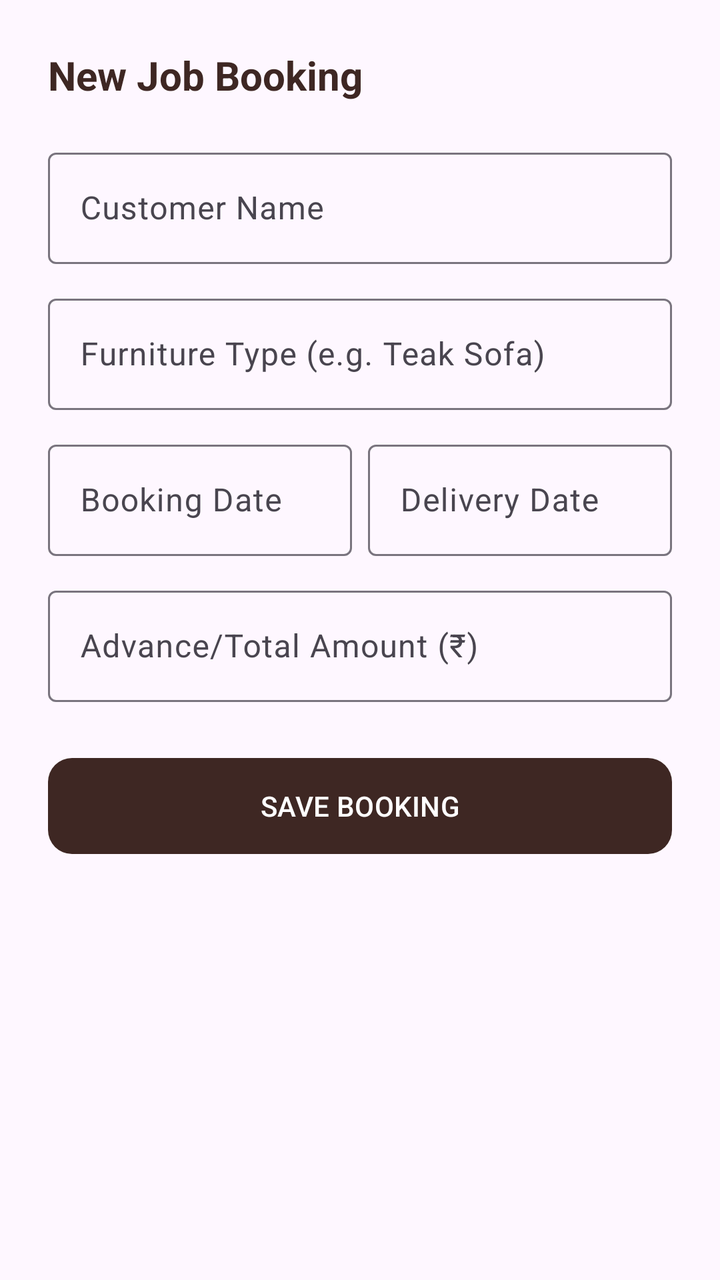
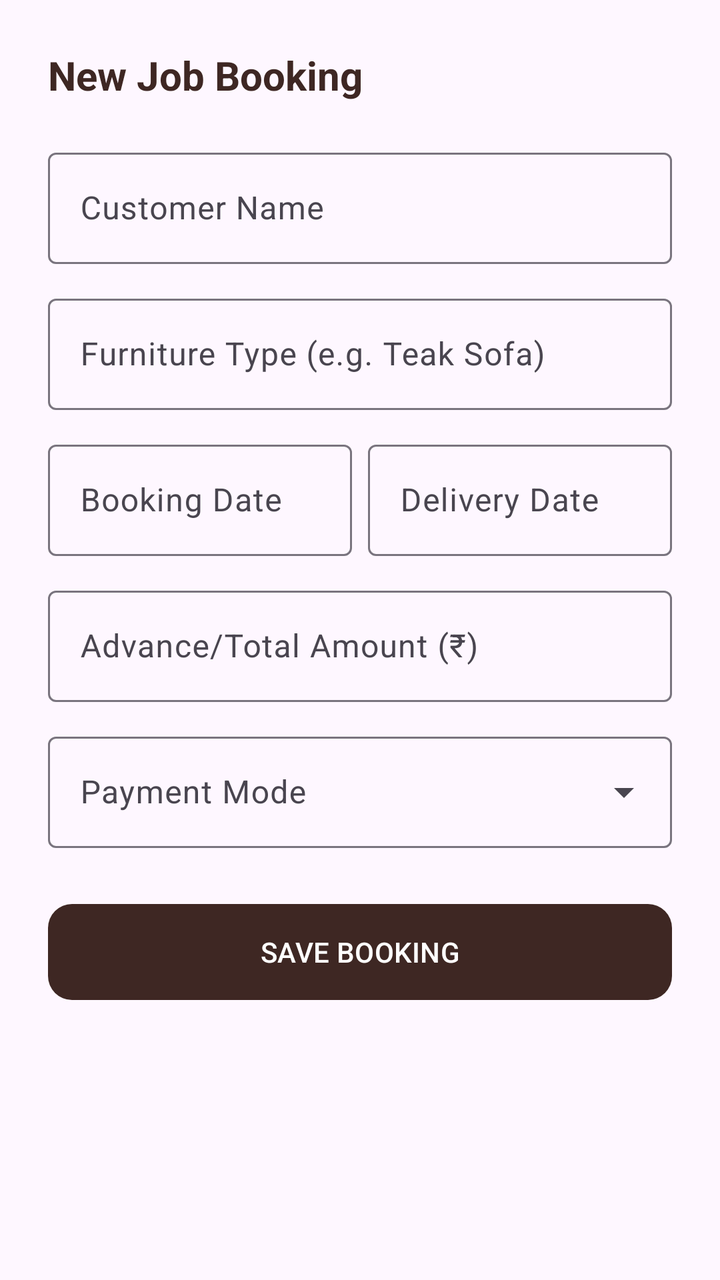

The first picture is an Android layout as it rendered before a commit; the second is the same layout after the commit. The layout source and the unified diff follow.
<!-- AndroidManifest.xml: application theme Theme.KashtaKala -->
<!-- res/layout/dialog_add_booking.xml -->
<?xml version="1.0" encoding="utf-8"?>
<LinearLayout xmlns:android="http://schemas.android.com/apk/res/android"
    xmlns:app="http://schemas.android.com/apk/res-auto"
    android:layout_width="match_parent"
    android:layout_height="wrap_content"
    android:orientation="vertical"
    android:padding="24dp">

    <TextView
        android:layout_width="wrap_content"
        android:layout_height="wrap_content"
        android:text="New Job Booking"
        android:textColor="@color/luxury_brown"
        android:textSize="20sp"
        android:textStyle="bold" />

    <com.google.android.material.textfield.TextInputLayout
        style="@style/Widget.Material3.TextInputLayout.OutlinedBox"
        android:layout_width="match_parent"
        android:layout_height="wrap_content"
        android:layout_marginTop="20dp"
        android:hint="Customer Name">
        <com.google.android.material.textfield.TextInputEditText
            android:id="@+id/etCustomerName"
            android:layout_width="match_parent"
            android:layout_height="wrap_content" />
    </com.google.android.material.textfield.TextInputLayout>

    <com.google.android.material.textfield.TextInputLayout
        style="@style/Widget.Material3.TextInputLayout.OutlinedBox"
        android:layout_width="match_parent"
        android:layout_height="wrap_content"
        android:layout_marginTop="12dp"
        android:hint="Furniture Type (e.g. Teak Sofa)">
        <com.google.android.material.textfield.TextInputEditText
            android:id="@+id/etFurnitureType"
            android:layout_width="match_parent"
            android:layout_height="wrap_content" />
    </com.google.android.material.textfield.TextInputLayout>

    <LinearLayout
        android:layout_width="match_parent"
        android:layout_height="wrap_content"
        android:layout_marginTop="12dp"
        android:orientation="horizontal">

        <com.google.android.material.textfield.TextInputLayout
            style="@style/Widget.Material3.TextInputLayout.OutlinedBox"
            android:layout_width="0dp"
            android:layout_height="wrap_content"
            android:layout_weight="1"
            android:layout_marginEnd="8dp"
            android:hint="Booking Date">
            <com.google.android.material.textfield.TextInputEditText
                android:id="@+id/etBookingDate"
                android:layout_width="match_parent"
                android:layout_height="wrap_content"
                android:focusable="false"
                android:clickable="true" />
        </com.google.android.material.textfield.TextInputLayout>

        <com.google.android.material.textfield.TextInputLayout
            style="@style/Widget.Material3.TextInputLayout.OutlinedBox"
            android:layout_width="0dp"
            android:layout_height="wrap_content"
            android:layout_weight="1"
            android:hint="Delivery Date">
            <com.google.android.material.textfield.TextInputEditText
                android:id="@+id/etDeliveryDate"
                android:layout_width="match_parent"
                android:layout_height="wrap_content"
                android:focusable="false"
                android:clickable="true" />
        </com.google.android.material.textfield.TextInputLayout>
    </LinearLayout>

    <com.google.android.material.textfield.TextInputLayout
        style="@style/Widget.Material3.TextInputLayout.OutlinedBox"
        android:layout_width="match_parent"
        android:layout_height="wrap_content"
        android:layout_marginTop="12dp"
        android:hint="Advance/Total Amount (₹)">
        <com.google.android.material.textfield.TextInputEditText
            android:id="@+id/etAmount"
            android:layout_width="match_parent"
            android:layout_height="wrap_content"
            android:inputType="numberDecimal" />
    </com.google.android.material.textfield.TextInputLayout>

    <com.google.android.material.button.MaterialButton
        android:id="@+id/btnSaveBooking"
        android:layout_width="match_parent"
        android:layout_height="56dp"
        android:layout_marginTop="24dp"
        android:text="SAVE BOOKING"
        app:backgroundTint="@color/luxury_brown"
        app:cornerRadius="12dp" />

</LinearLayout>
<!-- resources referenced by this layout -->
<resources>
  <color name="luxury_brown">#3E2723</color>
  <style name="Theme.KashtaKala" parent="Theme.Material3.DayNight.NoActionBar">
          
          <item name="colorPrimary">@color/luxury_brown</item>
          <item name="colorOnPrimary">@color/white</item>
          <item name="colorPrimaryContainer">@color/luxury_brown</item>
          <item name="colorOnPrimaryContainer">@color/white</item>
  
          
          <item name="colorSecondary">@color/primary_gold</item>
          <item name="colorOnSecondary">@color/black</item>
  
          
          <item name="android:statusBarColor">@color/primary_dark</item>
      </style>
  <color name="white">#FFFFFFFF</color>
  <color name="primary_gold">#D4AF37</color>
  <color name="black">#FF000000</color>
  <color name="primary_dark">#121212</color>
</resources>

<!-- the commit's change to res/layout/dialog_add_booking.xml (unified diff, before → after) -->
@@ -87,6 +87,19 @@
             android:inputType="numberDecimal" />
     </com.google.android.material.textfield.TextInputLayout>
 
+    <com.google.android.material.textfield.TextInputLayout
+        style="@style/Widget.Material3.TextInputLayout.OutlinedBox.ExposedDropdownMenu"
+        android:layout_width="match_parent"
+        android:layout_height="wrap_content"
+        android:layout_marginTop="12dp"
+        android:hint="Payment Mode">
+        <AutoCompleteTextView
+            android:id="@+id/spinnerPaymentMode"
+            android:layout_width="match_parent"
+            android:layout_height="wrap_content"
+            android:inputType="none" />
+    </com.google.android.material.textfield.TextInputLayout>
+
     <com.google.android.material.button.MaterialButton
         android:id="@+id/btnSaveBooking"
         android:layout_width="match_parent"
